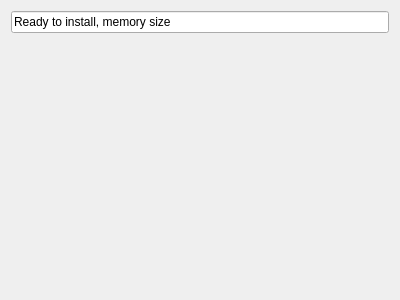
Old version of the form gui/install/pages/readyforinstallpage.ui in the repository tthmoon/CustomInstaller.
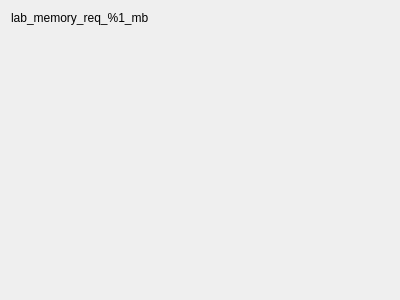
New version of the form.

What changed in the file:
```diff
--- a/gui/install/pages/readyforinstallpage.ui
+++ b/gui/install/pages/readyforinstallpage.ui
@@ -14,13 +14,6 @@
    <string>Form</string>
   </property>
   <layout class="QGridLayout" name="gridLayout">
-   <item row="0" column="0">
-    <widget class="QLineEdit" name="le_ready_for_install">
-     <property name="text">
-      <string>Ready to install, memory size</string>
-     </property>
-    </widget>
-   </item>
    <item row="1" column="0">
     <spacer name="verticalSpacer">
      <property name="orientation">
@@ -34,6 +27,16 @@
      </property>
     </spacer>
    </item>
+   <item row="0" column="0">
+    <widget class="QLabel" name="lab_memory_req">
+     <property name="text">
+      <string>lab_memory_req_%1_mb</string>
+     </property>
+     <property name="wordWrap">
+      <bool>true</bool>
+     </property>
+    </widget>
+   </item>
   </layout>
  </widget>
  <resources/>
```
